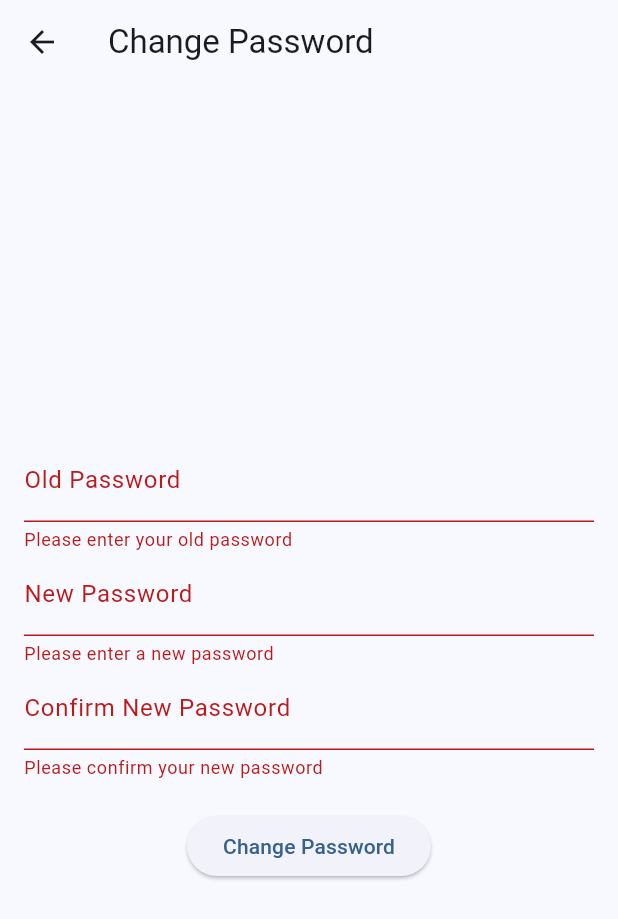
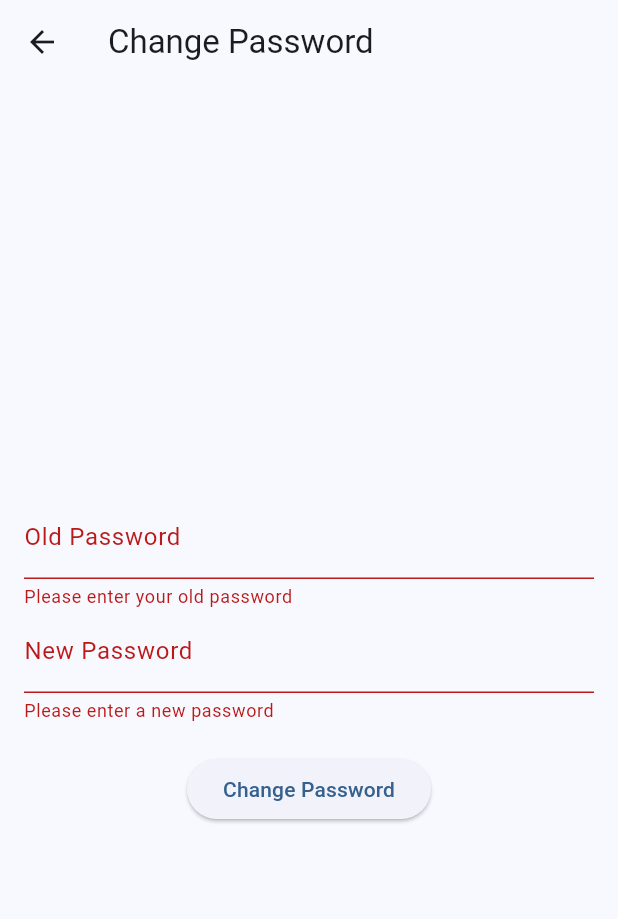
Before and after one commit to yihong1120/traffic_report_front_flutter, a Flutter app: the PasswordChangePage screen opened by its route, after a tap on "Change Password", on a phone screen of 412 x 824 dp. Shown: the top 919 px of the screen. Run offline on Flutter 3.47's test engine with Material 3 defaults, Android fonts, the phone set to English and light mode, and no system bars; our stand-ins replace flutter_dotenv, google_maps_flutter, image_picker, logger.

Commit message:
feat: Updated lib/screens/accounts/password_change

```diff
--- a/lib/screens/accounts/password_change_page.dart
+++ b/lib/screens/accounts/password_change_page.dart
@@ -12,7 +12,7 @@ class _PasswordChangePageState extends State<PasswordChangePage> {
   final _formKey = GlobalKey<FormState>();
   String _oldPassword = '';
   String _newPassword = '';
-  String _confirmNewPassword = '';
+
   bool _isLoading = false;
 
   void _changePassword() async {
@@ -88,19 +88,7 @@ class _PasswordChangePageState extends State<PasswordChangePage> {
                           return null;
                         },
                       ),
-                      TextFormField(
-                        decoration: const InputDecoration(labelText: 'Confirm New Password'),
-                        obscureText: true,
-                        validator: (value) {
-                          if (value == null || value.isEmpty) {
-                            return 'Please confirm your new password';
-                          } else if (value != _newPassword) {
-                            return 'Passwords do not match';
-                          }
-                          return null;
-                        },
-                        onSaved: (value) => _confirmNewPassword = value!,
-                      ),
+
                       const SizedBox(height: 20),
                       ElevatedButton(
                         onPressed: _changePassword,
```
